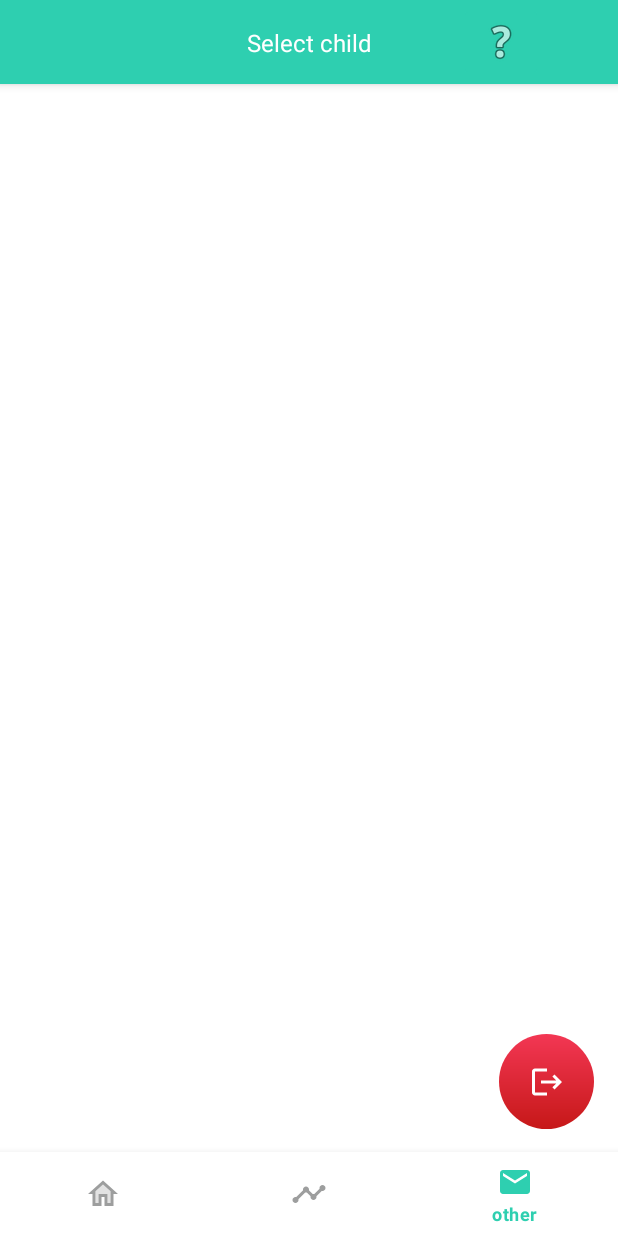
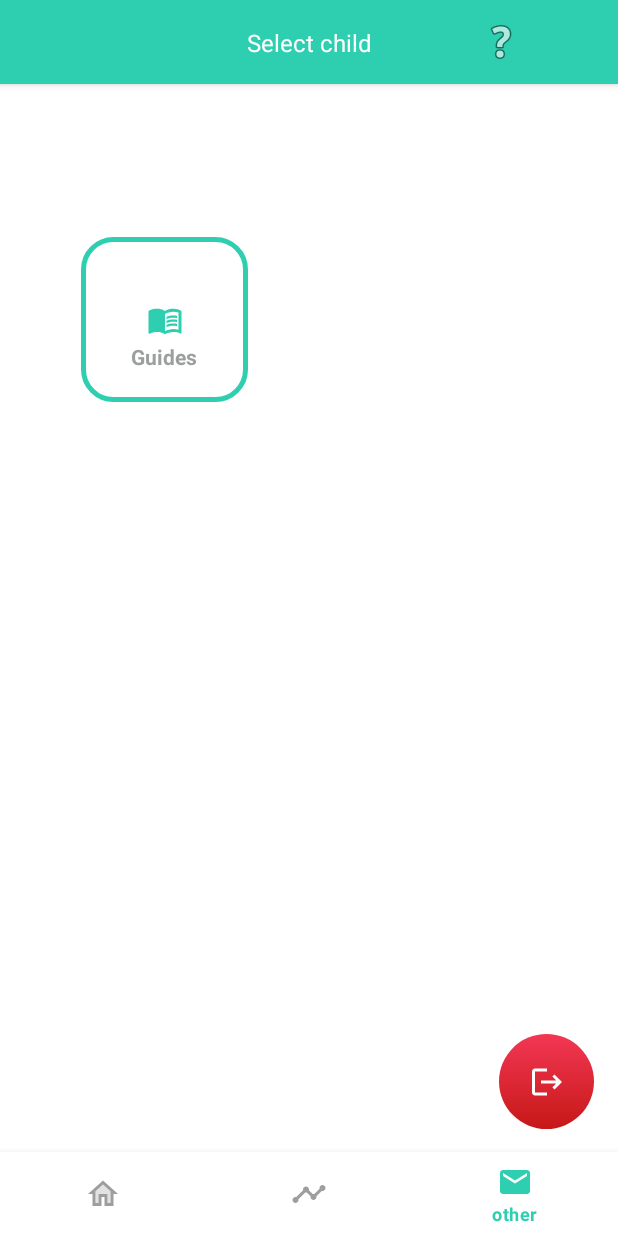
Before and after one commit to JasonSDMN2001/firebasetest1, an Android app: the MainActivity3 screen opened directly, with no data from a screen before it, item 3 of the bottom bar chosen, on a phone screen of 412 x 824 dp. Run offline under Robolectric (Android 15) with nearby library versions, the phone set to English and light mode, and no system bars; our stand-ins replace Firebase (no records; nobody signed in at launch, a user with empty details on screens opened directly); pictures from the network do not load.

Commit message:
guides prep

```diff
--- a/app/src/main/java/com/unipi/boidanis/firebasetest1/MainActivity3.java
+++ b/app/src/main/java/com/unipi/boidanis/firebasetest1/MainActivity3.java
@@ -10,6 +10,7 @@ import androidx.fragment.app.FragmentTransaction;
 
 
 import android.content.Context;
+import android.content.Intent;
 import android.graphics.Color;
 import android.graphics.Rect;
 import android.os.Bundle;
@@ -64,12 +65,12 @@ public class MainActivity3 extends AppCompatActivity {
                     @Override
                     public boolean onNavigationItemSelected(@NonNull MenuItem item) {
                         int id = item.getItemId();
-                        if (integerDeque.contains(id)){
-                            if(id==R.id.home){
-                                if(integerDeque.size()!=1){
-                                    if(flag){
+                        if (integerDeque.contains(id)) {
+                            if (id == R.id.home) {
+                                if (integerDeque.size() != 1) {
+                                    if (flag) {
                                         integerDeque.addFirst(R.id.home);
-                                        flag=false;
+                                        flag = false;
                                     }
                                 }
                             }
@@ -111,13 +112,13 @@ public class MainActivity3 extends AppCompatActivity {
         });
         ArrayList<String> list = new ArrayList<String>();
         spinner = findViewById(R.id.spinner);
-        DatabaseReference reference =  database.getReference("Users").child(mAuth.getUid());
+        DatabaseReference reference = database.getReference("Users").child(mAuth.getUid());
         reference.addListenerForSingleValueEvent(new ValueEventListener() {
             @Override
             public void onDataChange(@NonNull DataSnapshot snapshot) {
-                for (DataSnapshot dataSnapshot: snapshot.getChildren()){
+                for (DataSnapshot dataSnapshot : snapshot.getChildren()) {
                     babyname = dataSnapshot.getKey();
-                    if(babyname!=null&&!babyname.matches("parent info and settings")){
+                    if (babyname != null && !babyname.matches("parent info and settings")) {
                         list.add(babyname);
                     }
                 }
@@ -141,10 +142,16 @@ public class MainActivity3 extends AppCompatActivity {
 
             }
         });
-        ArrayAdapter<String> adapter= new ArrayAdapter<String>(this,android.R.layout.simple_spinner_item, list);
+        ArrayAdapter<String> adapter = new ArrayAdapter<String>(this, android.R.layout.simple_spinner_item, list);
         adapter.setDropDownViewResource(android.R.layout.simple_spinner_dropdown_item);
         spinner.setAdapter(adapter);
+        ImageButton imageButton2 = (ImageButton) findViewById(R.id.imageButton4);
+        imageButton.setOnClickListener(new View.OnClickListener() {
+            @Override
+            public void onClick(View view) {
 
+            }
+        });
     }
 
     private Fragment getFragment(int itemId) {
@@ -191,7 +198,8 @@ public class MainActivity3 extends AppCompatActivity {
         if(!integerDeque.isEmpty()){
             replaceFragment(getFragment(integerDeque.peek()));
         }else{
-            finish();
+            //finish();
+            this.moveTaskToBack(true);
         }
     }
 
--- a/app/src/main/java/com/unipi/boidanis/firebasetest1/otherFragment.java
+++ b/app/src/main/java/com/unipi/boidanis/firebasetest1/otherFragment.java
@@ -6,6 +6,7 @@ import android.os.Bundle;
 import androidx.appcompat.app.AlertDialog;
 import androidx.appcompat.widget.AppCompatButton;
 import androidx.fragment.app.Fragment;
+import androidx.fragment.app.FragmentTransaction;
 
 import android.view.LayoutInflater;
 import android.view.View;
@@ -82,6 +83,16 @@ public class otherFragment extends Fragment implements View.OnClickListener {
         user = mAuth.getCurrentUser();
         imageButton = (ImageButton) view.findViewById(R.id.imageButton2);
         imageButton.setOnClickListener(this);
+        ImageButton imageButton2 = (ImageButton) view.findViewById(R.id.imageButton4);
+        imageButton2.setOnClickListener(new View.OnClickListener() {
+            @Override
+            public void onClick(View v) {
+                FragmentTransaction fragmentTransaction = getActivity()
+                        .getSupportFragmentManager().beginTransaction();
+                fragmentTransaction.replace(R.id.frame_layout,new GuidesFragment());
+                fragmentTransaction.commit();
+            }
+        });
         return view;
     }
     void showMessage(String title, String message){
--- /dev/null
+++ b/app/src/main/res/drawable/ic_book.xml
@@ -0,0 +1,8 @@
+<vector android:autoMirrored="true" android:height="24dp"
+    android:tint="#2ECFB0" android:viewportHeight="24"
+    android:viewportWidth="24" android:width="24dp" xmlns:android="http://schemas.android.com/apk/res/android">
+    <path android:fillColor="@android:color/white" android:pathData="M21,5c-1.11,-0.35 -2.33,-0.5 -3.5,-0.5c-1.95,0 -4.05,0.4 -5.5,1.5c-1.45,-1.1 -3.55,-1.5 -5.5,-1.5S2.45,4.9 1,6v14.65c0,0.25 0.25,0.5 0.5,0.5c0.1,0 0.15,-0.05 0.25,-0.05C3.1,20.45 5.05,20 6.5,20c1.95,0 4.05,0.4 5.5,1.5c1.35,-0.85 3.8,-1.5 5.5,-1.5c1.65,0 3.35,0.3 4.75,1.05c0.1,0.05 0.15,0.05 0.25,0.05c0.25,0 0.5,-0.25 0.5,-0.5V6C22.4,5.55 21.75,5.25 21,5zM21,18.5c-1.1,-0.35 -2.3,-0.5 -3.5,-0.5c-1.7,0 -4.15,0.65 -5.5,1.5V8c1.35,-0.85 3.8,-1.5 5.5,-1.5c1.2,0 2.4,0.15 3.5,0.5V18.5z"/>
+    <path android:fillColor="@android:color/white" android:pathData="M17.5,10.5c0.88,0 1.73,0.09 2.5,0.26V9.24C19.21,9.09 18.36,9 17.5,9c-1.7,0 -3.24,0.29 -4.5,0.83v1.66C14.13,10.85 15.7,10.5 17.5,10.5z"/>
+    <path android:fillColor="@android:color/white" android:pathData="M13,12.49v1.66c1.13,-0.64 2.7,-0.99 4.5,-0.99c0.88,0 1.73,0.09 2.5,0.26V11.9c-0.79,-0.15 -1.64,-0.24 -2.5,-0.24C15.8,11.66 14.26,11.96 13,12.49z"/>
+    <path android:fillColor="@android:color/white" android:pathData="M17.5,14.33c-1.7,0 -3.24,0.29 -4.5,0.83v1.66c1.13,-0.64 2.7,-0.99 4.5,-0.99c0.88,0 1.73,0.09 2.5,0.26v-1.52C19.21,14.41 18.36,14.33 17.5,14.33z"/>
+</vector>
--- a/app/src/main/res/layout/activity_main6.xml
+++ b/app/src/main/res/layout/activity_main6.xml
@@ -17,7 +17,8 @@
         app:layout_constraintHorizontal_bias="0.523"
         app:layout_constraintStart_toStartOf="parent"
         app:layout_constraintTop_toBottomOf="@+id/imageView3"
-        app:layout_constraintVertical_bias="0.914" />
+        app:layout_constraintVertical_bias="0.914"
+        android:backgroundTint="#2ECFB0"/>
 
     <ProgressBar
         android:id="@+id/progressBar3"
--- a/app/src/main/res/layout/fragment_other.xml
+++ b/app/src/main/res/layout/fragment_other.xml
@@ -8,7 +8,36 @@
 
     <!-- TODO: Update blank fragment layout -->
 
+    <FrameLayout
+        android:id="@+id/idFrame3"
+        android:layout_width="111dp"
+        android:layout_height="110dp"
+        android:layout_marginBottom="500dp"
+        app:layout_constraintBottom_toBottomOf="parent"
+        app:layout_constraintEnd_toEndOf="parent"
+        app:layout_constraintHorizontal_bias="0.18"
+        app:layout_constraintStart_toStartOf="parent">
 
+        <TextView
+            android:layout_width="wrap_content"
+            android:layout_height="wrap_content"
+            android:layout_marginStart="33dp"
+            android:layout_marginTop="70dp"
+            android:clickable="false"
+            android:text="Guides"
+            android:textColor="#9D9E9E"
+            android:textStyle="bold" />
+
+        <ImageButton
+            android:id="@+id/imageButton4"
+            android:layout_width="match_parent"
+            android:layout_height="match_parent"
+            android:background="@drawable/custom_button2"
+            android:padding="1dp"
+            android:src="@drawable/ic_book" />
+
+
+    </FrameLayout>
     <ImageButton
         android:id="@+id/imageButton2"
         android:layout_width="63dp"
```
Also changed, not shown: app/src/main/AndroidManifest.xml (+7 -0 lines), app/src/main/java/com/unipi/boidanis/firebasetest1/BabycareFragment.java (added, +64 -0 lines), app/src/main/java/com/unipi/boidanis/firebasetest1/BottleFeedingFragment.java (added, +64 -0 lines), app/src/main/java/com/unipi/boidanis/firebasetest1/GuidesFragment.java (added, +100 -0 lines), app/src/main/res/layout/fragment_babycare.xml (added, +14 -0 lines), app/src/main/res/layout/fragment_bottle_feeding.xml (added, +14 -0 lines), app/src/main/res/layout/fragment_guides.xml (added, +96 -0 lines).
